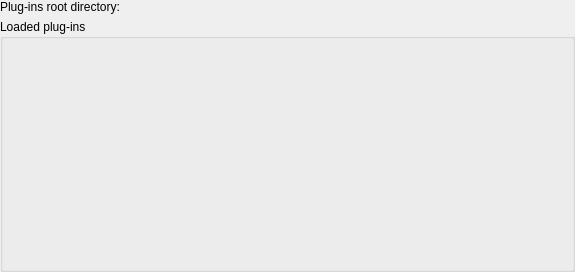
Before: the Qt Designer form libs/libgui/ui/settings/pluginsconfigwidget.ui in arichiardi/pgmodeler, drawn with Qt 5.
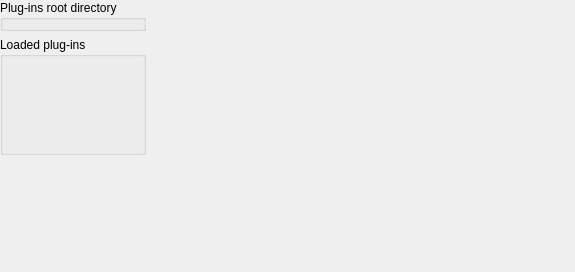
After: the same form once the commit is applied.

Commit message: Adjusted the ui of PluginsConfigWidget and SnippetsConfigWidget

```diff
--- a/libs/libgui/ui/settings/pluginsconfigwidget.ui
+++ b/libs/libgui/ui/settings/pluginsconfigwidget.ui
@@ -13,10 +13,7 @@
   <property name="windowTitle">
    <string>Form</string>
   </property>
-  <layout class="QVBoxLayout" name="plugins_layout">
-   <property name="spacing">
-    <number>5</number>
-   </property>
+  <layout class="QGridLayout" name="gridLayout">
    <property name="leftMargin">
     <number>0</number>
    </property>
@@ -29,20 +26,14 @@
    <property name="bottomMargin">
     <number>0</number>
    </property>
-   <item>
-    <widget class="QLabel" name="root_dir_lbl">
-     <property name="sizePolicy">
-      <sizepolicy hsizetype="Preferred" vsizetype="Fixed">
-       <horstretch>0</horstretch>
-       <verstretch>0</verstretch>
-      </sizepolicy>
-     </property>
-     <property name="text">
-      <string>Plug-ins root directory:</string>
+   <item row="0" column="0">
+    <widget class="QGroupBox" name="plugins_root_gb">
+     <property name="title">
+      <string>Plug-ins root directory</string>
      </property>
     </widget>
    </item>
-   <item>
+   <item row="1" column="0">
     <widget class="QGroupBox" name="loaded_plugins_gb">
      <property name="sizePolicy">
       <sizepolicy hsizetype="Preferred" vsizetype="Expanding">
@@ -55,6 +46,32 @@
      </property>
     </widget>
    </item>
+   <item row="2" column="0">
+    <spacer name="verticalSpacer">
+     <property name="orientation">
+      <enum>Qt::Orientation::Vertical</enum>
+     </property>
+     <property name="sizeHint" stdset="0">
+      <size>
+       <width>20</width>
+       <height>40</height>
+      </size>
+     </property>
+    </spacer>
+   </item>
+   <item row="0" column="1" rowspan="3">
+    <spacer name="horizontalSpacer">
+     <property name="orientation">
+      <enum>Qt::Orientation::Horizontal</enum>
+     </property>
+     <property name="sizeHint" stdset="0">
+      <size>
+       <width>400</width>
+       <height>269</height>
+      </size>
+     </property>
+    </spacer>
+   </item>
   </layout>
  </widget>
  <resources/>
```
The commit also changes 5 other files.
